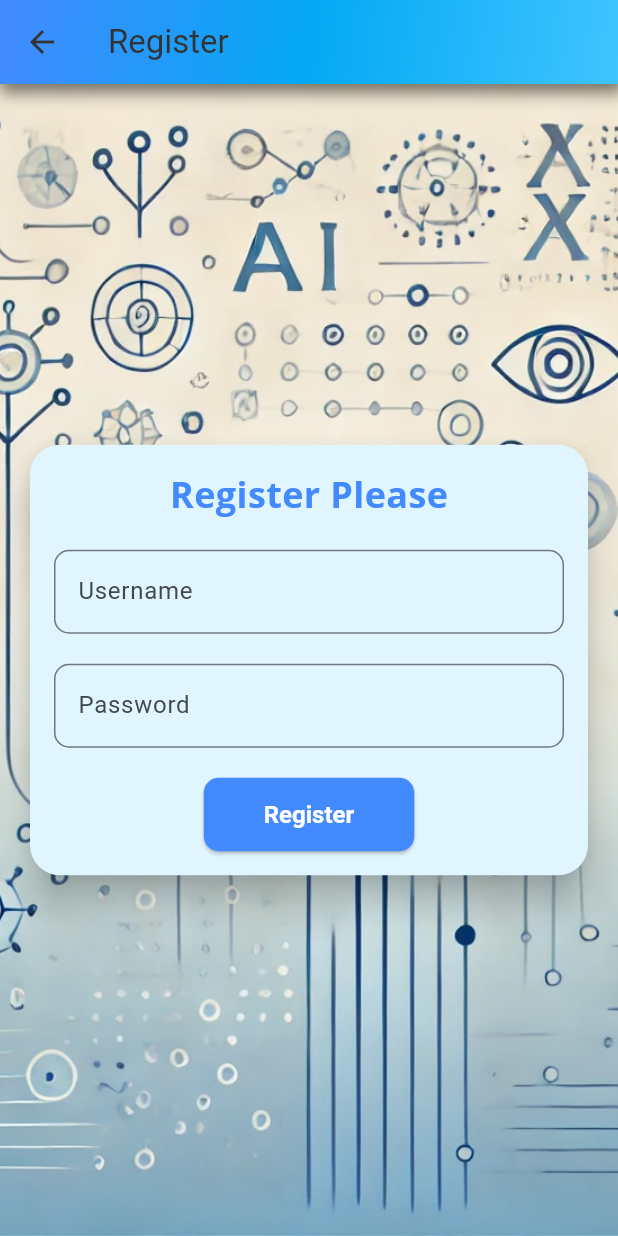
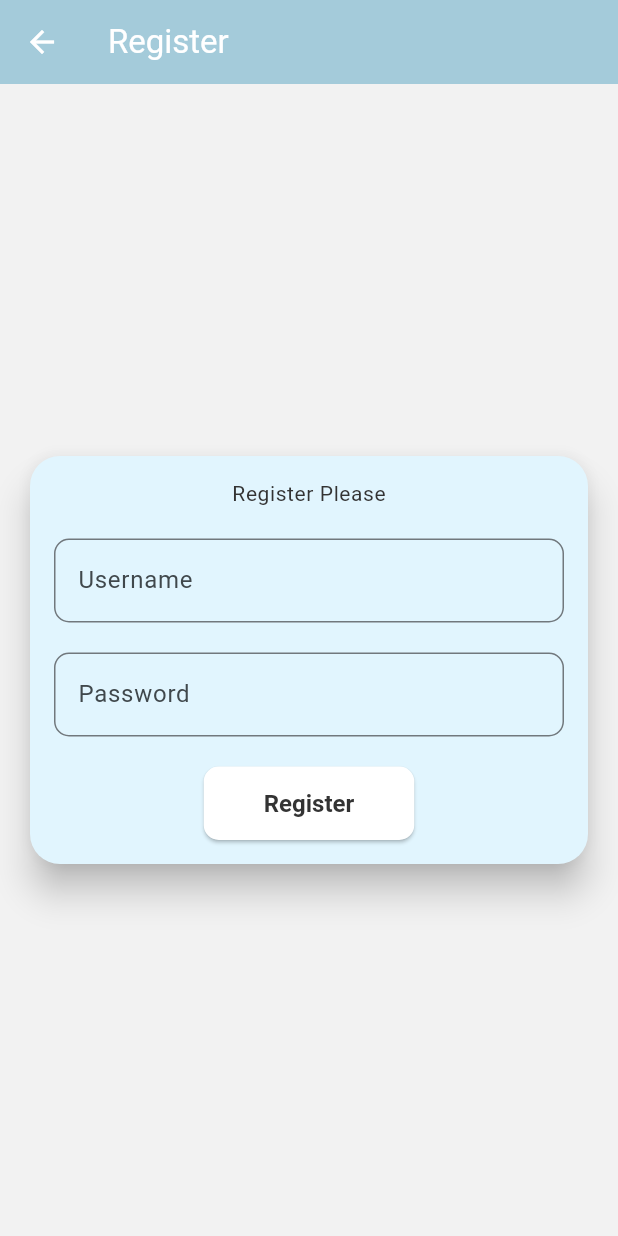
Before and after one commit to freesultan/language_app, a Flutter app: the screen it shows after launch, after a tap on the "person add" icon, on a phone screen of 412 x 824 dp. Run offline on Flutter 3.47's test engine with Material 3 defaults, Android fonts, the phone set to English and light mode, and no system bars; our stand-ins replace badges, flip_card, google_fonts, hive, hive_flutter, lottie; accounts and stored records are empty.

Commit message:
change colors of homescreen and register

```diff
--- /dev/null
+++ b/devtools_options.yaml
@@ -0,0 +1,3 @@
+description: This file stores settings for Dart & Flutter DevTools.
+documentation: https://docs.flutter.dev/tools/devtools/extensions#configure-extension-enablement-states
+extensions:
--- a/lib/screens/home_screen.dart
+++ b/lib/screens/home_screen.dart
@@ -1,5 +1,6 @@
 import 'package:flutter/material.dart';
 import 'package:language_app/screens/user_list_screen.dart';
+import 'package:language_app/themes/app_theme.dart';
 import '../../widgets/daily_lesson_widget.dart';
 import '../../widgets/bottom_nav_bar.dart';
 import 'package:provider/provider.dart';
@@ -22,10 +23,10 @@ class HomeScreen extends StatelessWidget {
     final authService = Provider.of<AuthService>(context);
     final currentUser = authService.currentUser;
 
-    final colorScheme = Theme.of(context).colorScheme;
+
 
     return Scaffold(
-      backgroundColor: colorScheme.secondary,
+      backgroundColor: Theme.of(context).scaffoldBackgroundColor,
       appBar: _buildAppBar(context),
       body: Center(
         child: currentUser != null
@@ -51,22 +52,19 @@ class HomeScreen extends StatelessWidget {
                   ),
                   const SizedBox(height: 20),
                   Card(
-                    color: Colors.lightBlue[50],
+                    color: Theme.of(context).colorScheme.secondary,
                     shape: RoundedRectangleBorder(
                         borderRadius: BorderRadius.circular(10)),
                     elevation: 10,
-                    child: const Padding(
-                      padding: EdgeInsets.all(8.0),
-                      child: Text(
-                        'Welcome to Language Learning App',
-                        style: TextStyle(
-                          color: Colors.blueAccent,
-                          fontSize: 10,
-                          fontWeight: FontWeight.bold,
+                    child:  Padding(
+                        padding: const EdgeInsets.all(8.0),
+                        child: Text(
+                          'Welcome to Language Learning App',
+                          style: Theme.of(context).textTheme.bodySmall,
+                          textAlign: TextAlign.center,
                         ),
-                        textAlign: TextAlign.center,
                       ),
-                    ),
+
                   ),
                   const SizedBox(height: 40),
                   Row(
@@ -78,11 +76,7 @@ class HomeScreen extends StatelessWidget {
                           color: Colors.greenAccent,
                           borderRadius: BorderRadius.circular(8),
                         ),
-                        textStyle: const TextStyle(
-                          color: Colors.white,
-                          fontSize: 16,
-                          fontWeight: FontWeight.bold,
-                        ),
+                        textStyle: Theme.of(context).textTheme.bodySmall,
                         padding: const EdgeInsets.all(10),
                         child: ElevatedButton(
                           style: ElevatedButton.styleFrom(
@@ -109,11 +103,7 @@ class HomeScreen extends StatelessWidget {
                           color: Colors.greenAccent,
                           borderRadius: BorderRadius.circular(8),
                         ),
-                        textStyle: const TextStyle(
-                          color: Colors.white,
-                          fontSize: 16,
-                          fontWeight: FontWeight.bold,
-                        ),
+                        textStyle: Theme.of(context).textTheme.bodySmall,
                         padding: const EdgeInsets.all(10),
                         child: ElevatedButton(
                           style: ElevatedButton.styleFrom(
@@ -140,11 +130,7 @@ class HomeScreen extends StatelessWidget {
                           color: Colors.greenAccent,
                           borderRadius: BorderRadius.circular(8),
                         ),
-                        textStyle: const TextStyle(
-                          color: Colors.white,
-                          fontSize: 16,
-                          fontWeight: FontWeight.bold,
-                        ),
+                        textStyle: Theme.of(context).textTheme.bodySmall,
                         padding: const EdgeInsets.all(10),
                         child: ElevatedButton(
                           style: ElevatedButton.styleFrom(
--- a/lib/screens/register_screen.dart
+++ b/lib/screens/register_screen.dart
@@ -1,4 +1,5 @@
 import 'package:flutter/material.dart';
+import 'package:language_app/themes/app_theme.dart';
 import 'package:provider/provider.dart';
 import '../../../../core/services/auth_service.dart';
 import 'package:language_app/screens/home_screen.dart';
@@ -12,40 +13,15 @@ class RegisterScreen extends StatelessWidget {
   @override
   Widget build(BuildContext context) {
     return Scaffold(
+              backgroundColor: Theme.of(context).scaffoldBackgroundColor,
         appBar: AppBar(
           title: const Text('Register'),
-          backgroundColor: Colors.transparent,
+          backgroundColor: Theme.of(context).colorScheme.primary,
+          foregroundColor: Theme.of(context).colorScheme.onPrimary,
           elevation: 0,
-          flexibleSpace: Container(
-            decoration: BoxDecoration(
-              gradient: const LinearGradient(
-                colors: [
-                  Colors.blueAccent,
-                  Colors.lightBlue,
-                  Colors.lightBlueAccent
-                ],
-                begin: Alignment.topLeft,
-                end: Alignment.bottomRight,
-              ),
-              boxShadow: [
-                BoxShadow(
-                  color: Colors.black.withOpacity(0.5),
-                  spreadRadius: 2,
-                  blurRadius: 8,
-                  offset: const Offset(2, 4),
-                ),
-              ],
-            ),
-          ),
         ),
-        body: Container(
-          decoration: const BoxDecoration(
-            image: DecorationImage(
-              image: AssetImage('assets/bg4.webp'),
-              fit: BoxFit.cover,
-            ),
-          ),
-          child: Center(
+        body:
+           Center(
             child: Padding(
               padding: const EdgeInsets.all(16.0),
               child: SingleChildScrollView(
@@ -58,13 +34,9 @@ class RegisterScreen extends StatelessWidget {
                     padding: const EdgeInsets.all(16.0),
                     child: Column(
                       children: [
-                        const Text(
+                         Text(
                           'Register Please',
-                          style: TextStyle(
-                            fontSize: 24,
-                            fontWeight: FontWeight.bold,
-                            color: Colors.blueAccent,
-                          ),
+                          style: Theme.of(context).textTheme.bodySmall,
                         ),
                         const SizedBox(height: 20),
                         TextField(
@@ -95,11 +67,12 @@ class RegisterScreen extends StatelessWidget {
                             shape: RoundedRectangleBorder(
                               borderRadius: BorderRadius.circular(10),
                             ),
-                            textStyle: const TextStyle(
+                            textStyle:  TextStyle(
                               fontSize: 16,
                               fontWeight: FontWeight.bold,
                             ),
-                            backgroundColor: Colors.blueAccent,
+                            backgroundColor: Theme.of(context).colorScheme.surface,
+                            foregroundColor: Theme.of(context).colorScheme.onSurface,
                           ),
                           onPressed: () {
                             final username = _usernameController.text;
@@ -132,6 +105,6 @@ class RegisterScreen extends StatelessWidget {
               ),
             ),
           ),
-        ));
+        );
   }
 }
--- a/lib/themes/app_theme.dart
+++ b/lib/themes/app_theme.dart
@@ -5,8 +5,8 @@ class AppTheme {
   static final ThemeData themeData = ThemeData(
     colorScheme: ColorScheme.fromSeed(
       seedColor: Color(0xFF1A5F7A),
-      primary: Color(0xFF1A5F7A),
-      secondary: Color(0xFFF79327),
+      primary: Color.fromARGB(255, 164, 203, 218),
+      secondary: Color.fromARGB(255, 232, 163, 89),
       surface: Colors.white,
       onPrimary: Colors.white,
       onSecondary: Colors.white,
@@ -21,6 +21,10 @@ class AppTheme {
       ),
       bodyMedium: GoogleFonts.openSans(
         fontSize: 16,
+        color: Color(0xFF333333),
+      ),
+      bodySmall: GoogleFonts.roboto(
+        fontSize: 14,
         color: Color(0xFF333333),
       ),
       labelLarge: GoogleFonts.roboto(
@@ -53,7 +57,7 @@ class AppTheme {
     color: Colors.white,
     backgroundBlendMode: BlendMode.difference,
     image: DecorationImage(
-      image: AssetImage('assets/dot_pattern.avif'),
+      image: AssetImage('assets/dot_pattern.png'),
       repeat: ImageRepeat.repeat,
     ),
   );
--- a/pubspec.yaml
+++ b/pubspec.yaml
@@ -72,7 +72,7 @@ flutter:
     - assets/bg3.webp
     - assets/bg4.webp
     - assets/flesh.json
-    - assets/dot_pattern.avif
+    - assets/dot_pattern.png
 
   # An image asset can refer to one or more resolution-specific "variants", see
   # https://flutter.dev/assets-and-images/#resolution-aware
```
Also changed, not shown: assets/dot_pattern.png (added), 1 other file.
